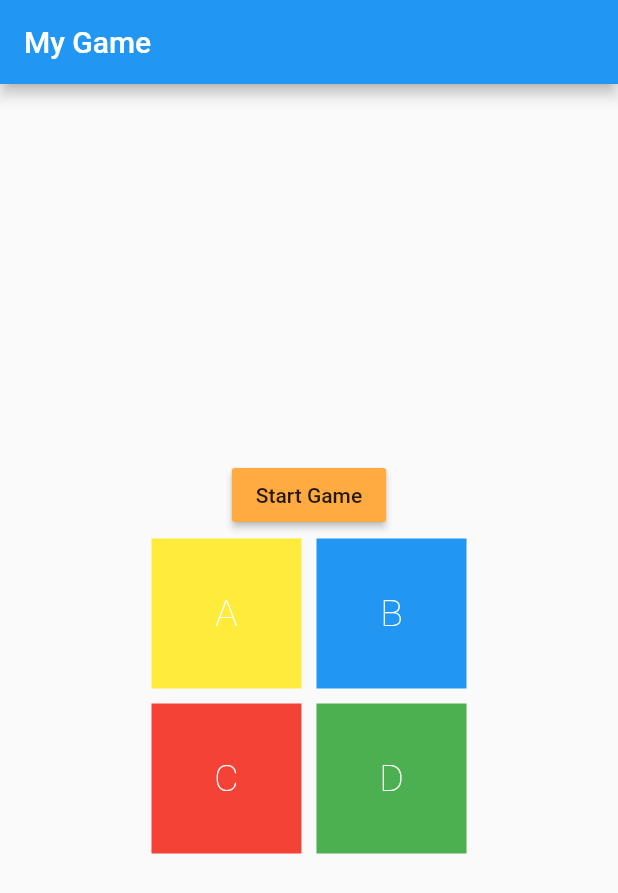
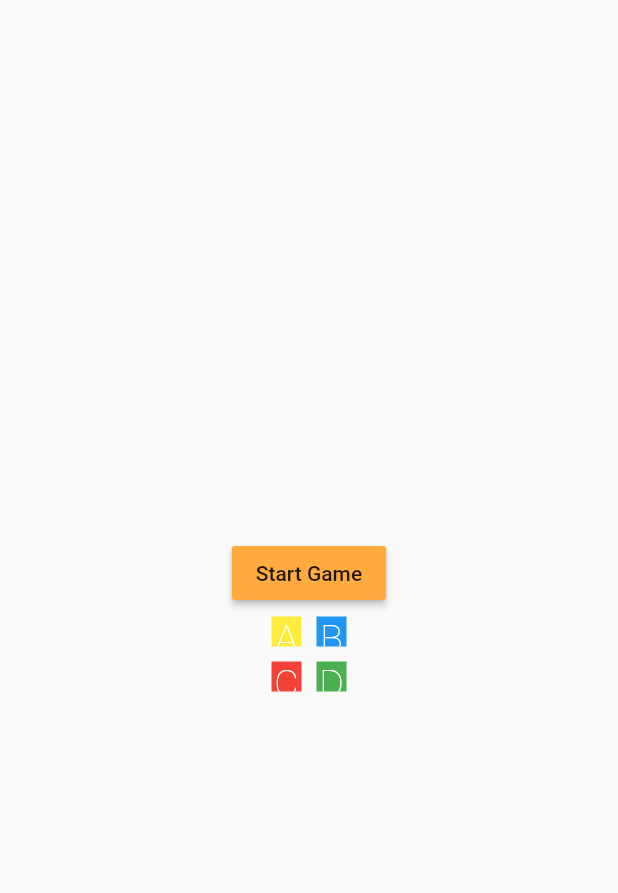
Before and after one commit to jhoangf94/learning_flutter, a Flutter app: the screen it shows after launch, on a phone screen of 412 x 824 dp. Shown: the top 893 px of the screen. Run offline on Flutter 3.47's test engine with Material 2 defaults, Android fonts, the phone set to English and light mode, and no system bars.

```diff
--- a/game/lib/main.dart
+++ b/game/lib/main.dart
@@ -10,35 +10,27 @@ void main() {
 }
 
 class MyGame extends StatefulWidget {
-  static List<MyContainer2> options = [
+
+  static final List<MyContainer2> options = [
     MyContainer2(title: "A", color: Colors.yellow, id: 0),
     MyContainer2(title: "B", color: Colors.blue, id: 1),
     MyContainer2(title: "C", color: Colors.red, id: 2),
     MyContainer2(title: "D", color: Colors.green, id: 3)
   ];
 
-  static int tap = 0;
-  static Game game = Game(options: options);
+  final Game game = Game(options: options);
 
   @override
   _MyGameState createState() {
-    return _MyGameState(options: options, game: game);
+    return _MyGameState();
   }
 }
 
 class _MyGameState extends State<MyGame> {
 
-  List<MyContainer2> options;
-  Game game;
-
-  _MyGameState({this.options, this.game});
-
   @override
   Widget build(BuildContext context) {
     return Scaffold(
-      appBar: AppBar(
-        title: Text("My Game"),
-      ),
       body: Container(
         child: Center(
           child: Column(
@@ -46,7 +38,9 @@ class _MyGameState extends State<MyGame> {
             children: [
               RaisedButton(
                 onPressed: () {
-                  game.start();
+                  setState(() {
+                    widget.game.start();
+                  });
                 },
                 child: Text("Start Game"),
                 color: Colors.orangeAccent,
@@ -56,11 +50,11 @@ class _MyGameState extends State<MyGame> {
                 children: <Widget>[
                   Row(
                     mainAxisAlignment: MainAxisAlignment.center,
-                    children: [options[0], options[1]],
+                    children: [_buildWidget(MyGame.options[0]), _buildWidget(MyGame.options[1])],
                   ),
                   Row(
                     mainAxisAlignment: MainAxisAlignment.center,
-                    children: [options[2], options[3]],
+                    children: [_buildWidget(MyGame.options[2]), _buildWidget(MyGame.options[3])],
                   ),
                 ],
               ),
@@ -70,4 +64,17 @@ class _MyGameState extends State<MyGame> {
       ),
     );
   }
+
+  Widget _buildWidget(MyContainer2 item){
+    if (widget.game.sequence!= null && widget.game.sequence.length <= 0) {return item;}
+    int index = widget.game.tap;
+    bool isSame = widget.game.options[index] == item;
+    if(isSame){
+      var newItem = MyContainer2(id: item.id, title: item.title,color: item.color,animate: true,);
+      item = null;
+      return newItem;
+    }
+    return item;
+  }
+
 }
--- a/game/lib/myContainer.dart
+++ b/game/lib/myContainer.dart
@@ -1,81 +1,107 @@
 import 'package:flutter/material.dart';
+import 'package:flutter/animation.dart';
 import 'main.dart';
 
 class MyContainer2 extends StatefulWidget {
   String title;
   Color color;
   int id;
+  bool animate;
 
-  MyContainer2({this.title, this.color, this.id});
+  MyContainer2({this.title, this.color, this.id, this.animate = false});
 
-  _MyContainer2State createState() =>
-      _MyContainer2State(title: title, color: color, id: id);
-
-  void animation() {
-    createState().initState();
-  }
+  _MyContainer2State createState() => _MyContainer2State();
 }
 
-class _MyContainer2State extends State<MyContainer2> {
-  String title;
-  Color color;
-  int id;
+class _MyContainer2State extends State<MyContainer2> with SingleTickerProviderStateMixin {
 
-  _MyContainer2State({this.title, this.color, this.id});
+  AnimationController controller;
+  Animation<double> animation;
 
-  void ani() {
-    setState(() {
-      Color oldColor = color;
-      color = Colors.white10;
-      color = oldColor;
+  @override
+  void initState() {
+    super.initState();
+    controller = AnimationController(vsync: this, duration: Duration(seconds: 3));
+    animation = Tween<double>(begin: 20, end: 100).animate(controller);
+
+    animation.addStatusListener((status){
+      print(status == AnimationStatus.completed);
     });
+
+    controller.forward();
+  }
+
+  @override
+  void dispose() {
+    super.dispose();
+    controller.dispose();
   }
 
   @override
   Widget build(BuildContext context) {
-    return Container(
-      child: GestureDetector(
+    return _animatedContainer();
+  }
+
+  Widget _animatedContainer() {
+
+    if (widget.animate) {
+      setState(() {
+        controller.forward();
+      });
+    }
+    return  _bluidWidgetWithOutAnimaion();
+  }
+
+  Widget _bluidWidgetWithOutAnimaion() {
+    return GestureDetector(
+      child: Container(
         child: Center(
-          child: Text(
-            title,
+          child: Text(widget.title,
               style: TextStyle(
                   fontSize: 25.0,
                   color: Colors.white,
-                fontWeight: FontWeight.w100),
+                  fontWeight: FontWeight.w100)),
         ),
+        color: widget.color,
+        width: animation.value,
+        height: animation.value,
+        margin: EdgeInsets.all(5.0),
       ),
-        onTap: () {
-          MyGame.game.addItemToSequenceUser(id);
-          if (!MyGame.game.isValidItemTap()) {
-            showDialog(
-                context: context,
-                child: Dialog(
-                  child: Text("Perdiste!!"),
-                ));
+      onTap: () => _onTap(),
+    );
   }
-        },
+
+  Widget _bluidWidgetWithAnimation() {
+    return GestureDetector(
+      child: AnimatedOpacity(
+        duration: Duration(seconds: 1),
+        opacity: widget.animate ? 0 : 1,
+        child: Container(
+          child: Center(
+            child: Text(widget.title,
+                style: TextStyle(
+                    fontSize: 25.0,
+                    color: Colors.white,
+                    fontWeight: FontWeight.w100)),
           ),
-      color: color,
+          color: widget.color,
           width: 100.0,
           height: 100.0,
           margin: EdgeInsets.all(5.0),
+        ),
+      ),
+      onTap: () => _onTap(),
     );
   }
+
+  void _onTap() {
+    // MyGame.game.addItemToSequenceUser(widget.id);
+    // if (!MyGame.game.isValidItemTap()) {
+    //   showDialog(
+    //       context: context,
+    //       child: Dialog(
+    //         child: Text("Perdiste!!"),
+    //       ));
+    // }
   }
-
-// class MyContainer extends Container {
-//   String title;
-//   Color color;
-//   int id;
-
-//   MyContainer({this.title, this.color, this.id});
-
-//   void animation(){
-//     sets
-//   }
-
-//   @override
-//   Widget build(BuildContext context) {
-//     return
-//   }
-// }
+}
```
Also changed, not shown: game/lib/game.dart (+2 -11 lines), list_view/lib/contact_model.dart (added, +11 -0 lines), list_view/lib/contact_widget.dart (added, +18 -0 lines), list_view/lib/contacts_json_string.dart (added, +233 -0 lines), list_view/lib/contacts_list.dart (added, +23 -0 lines), list_view/lib/main.dart (added, +25 -0 lines), list_view/pubspec.yaml (added, +72 -0 lines), list_view/pubspec.lock (added), 55 other files. Lines whose indentation alone changed are shown as unchanged.
